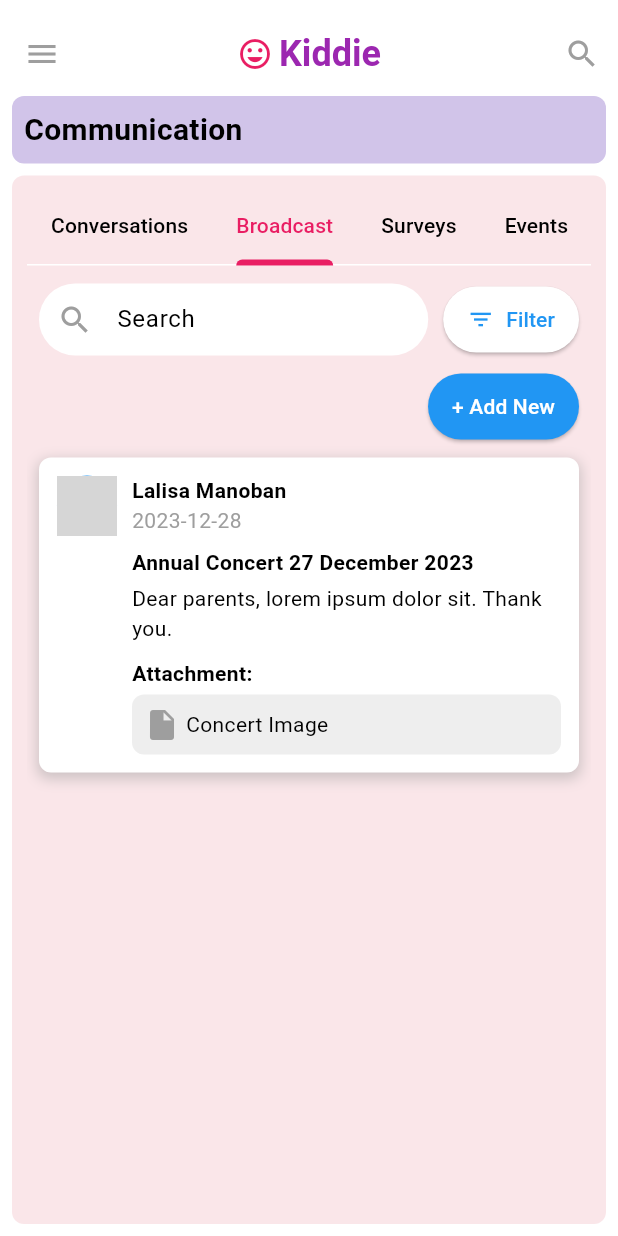
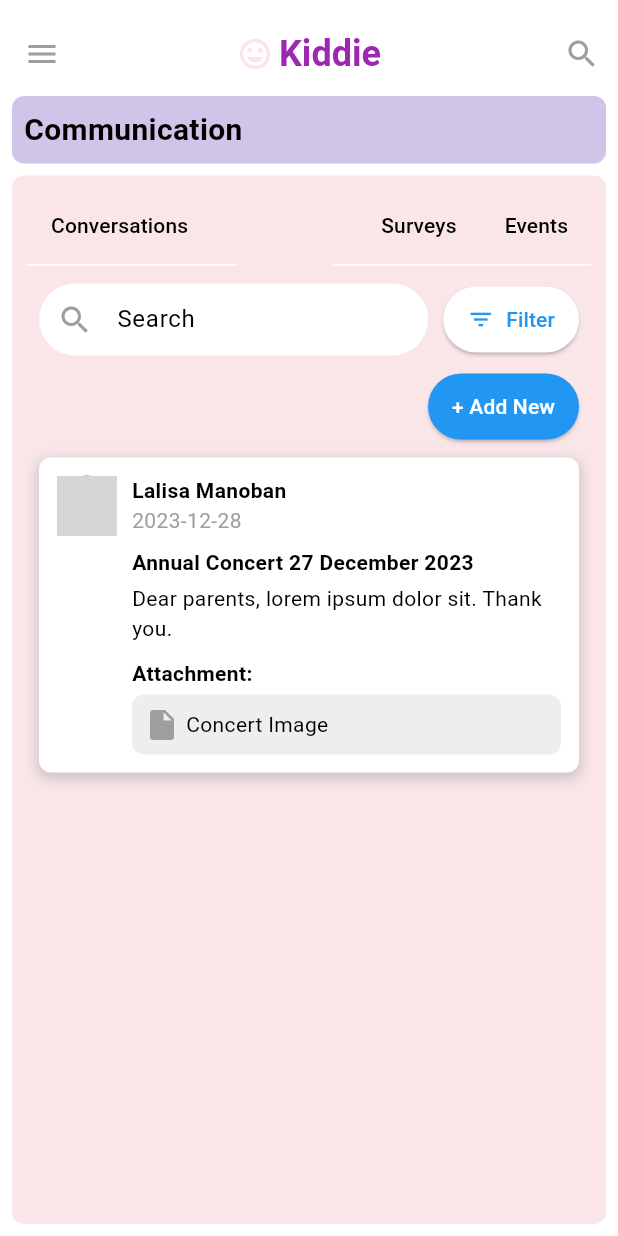
Before and after one commit to tivy09/the_kiddie_app_flutter, a Flutter app: the BroadcastDetailView screen opened directly with sample values from the repository, after a tap on "Back", on a phone screen of 412 x 824 dp. Run offline on Flutter 3.47's test engine with Material 3 defaults, Android fonts, the light colour scheme and no system bars; our stand-ins replace badges, image_picker, photo_view, stacked, stacked_services, stacked_shared and 1 more; network calls fail; grey boxes are pictures that could not be loaded.

Commit message:
Update color code

```diff
--- a/lib/view/main/calendar/calendar_view.dart
+++ b/lib/view/main/calendar/calendar_view.dart
@@ -206,7 +206,7 @@ class CalendarView extends StatelessWidget {
       },
       calendarStyle: const CalendarStyle(
         selectedDecoration: BoxDecoration(
-          color: Colors.pink,
+          color: Color(0xFFFCE4E9),
           shape: BoxShape.circle,
         ),
         todayDecoration: BoxDecoration(
@@ -229,7 +229,7 @@ class CalendarView extends StatelessWidget {
 
   Widget _buildNextSchedule(CalendarViewModel model) {
     return Container(
-      color: Colors.pink[50],
+      color: Color(0xFFFCE4E9),
       padding: const EdgeInsets.all(16),
       child: Column(
         crossAxisAlignment: CrossAxisAlignment.start,
--- a/lib/view/main/communication/communication_view.dart
+++ b/lib/view/main/communication/communication_view.dart
@@ -61,9 +61,9 @@ class CommunicationView extends StatelessWidget {
                             tabAlignment: TabAlignment.start,
                             isScrollable: true,
                             indicatorWeight: 4,
-                            labelColor: Colors.pink,
+                            labelColor: Color(0xFFFCE4E9),
                             unselectedLabelColor: Colors.black,
-                            indicatorColor: Colors.pink,
+                            indicatorColor: Color(0xFFFCE4E9),
                             tabs: [
                               Tab(text: 'Conversations'),
                               Tab(text: 'Broadcast'),
--- a/lib/view/main/communication/tab_widget/broadcast/broadcast_detail_view.dart
+++ b/lib/view/main/communication/tab_widget/broadcast/broadcast_detail_view.dart
@@ -18,14 +18,14 @@ class BroadcastDetailView extends StatelessWidget {
       builder: (context, model, child) {
         return Scaffold(
           appBar: AppBar(
-            backgroundColor: Colors.pink.shade50,
+            backgroundColor: Color(0xFFFCE4E9),
             elevation: 0,
             toolbarHeight: 0,
           ),
           body: Container(
             width: double.infinity,
             height: MediaQuery.of(context).size.height,
-            color: Colors.pink.shade50, // Background color behind the container
+            color: Color(0xFFFCE4E9), // Background color behind the container
             child: SingleChildScrollView(
               child: Padding(
                 padding: const EdgeInsets.all(16.0),
@@ -219,21 +219,21 @@ class BackOutlineButtonWidget extends StatelessWidget {
       },
       style: OutlinedButton.styleFrom(
         padding: const EdgeInsets.symmetric(horizontal: 20.0, vertical: 10.0),
-        side: const BorderSide(color: Colors.pink, width: 2.0),
+        side: const BorderSide(color: Color(0xFFFCE4E9), width: 2.0),
         shape: const RoundedRectangleBorder(
           borderRadius: BorderRadius.all(Radius.circular(30.0)),
         ),
-        backgroundColor: Colors.pink.shade50,
+        backgroundColor: Color(0xFFFCE4E9),
       ),
       child: const Row(
         mainAxisSize: MainAxisSize.min,
         children: [
-          Icon(Icons.arrow_back, color: Colors.pink),
+          Icon(Icons.arrow_back, color: Color(0xFFFCE4E9)),
           SizedBox(width: 8.0),
           Text(
             'Back',
             style: TextStyle(
-              color: Colors.pink,
+              color: Color(0xFFFCE4E9),
               fontSize: 18.0,
             ),
           ),
--- a/lib/view/main/communication/tab_widget/events/event_detail_view.dart
+++ b/lib/view/main/communication/tab_widget/events/event_detail_view.dart
@@ -15,14 +15,14 @@ class EventDetailView extends StatelessWidget {
       builder: (context, model, child) {
         return Scaffold(
           appBar: AppBar(
-            backgroundColor: Colors.pink.shade50,
+            backgroundColor: Color(0xFFFCE4E9),
             elevation: 0,
             toolbarHeight: 0,
           ),
           body: Container(
             width: double.infinity,
             height: MediaQuery.of(context).size.height,
-            color: Colors.pink.shade50, // Background color behind the container
+            color: Color(0xFFFCE4E9), // Background color behind the container
             child: SingleChildScrollView(
               child: Padding(
                 padding: const EdgeInsets.all(16.0),
--- a/lib/view/main/home/home_view.dart
+++ b/lib/view/main/home/home_view.dart
@@ -84,7 +84,7 @@ class HomeView extends StatelessWidget {
                         },
                         calendarStyle: const CalendarStyle(
                           selectedDecoration: BoxDecoration(
-                            color: Colors.pink,
+                            color: Color(0xFFFCE4E9),
                             shape: BoxShape.circle,
                           ),
                           todayDecoration: BoxDecoration(
--- a/lib/view/main/moments/moments_view.dart
+++ b/lib/view/main/moments/moments_view.dart
@@ -32,9 +32,9 @@ class MomentsView extends StatelessWidget {
                   PageTitle(title: 'Moments'),
                   SizedBox(height: 8),
                   TabBar(
-                    labelColor: Colors.pink,
+                    labelColor: Color(0xFFFCE4E9),
                     unselectedLabelColor: Colors.black,
-                    indicatorColor: Colors.pink,
+                    indicatorColor: Color(0xFFFCE4E9),
                     tabs: [
                       Tab(text: 'All'),
                       Tab(text: 'Students'),
--- a/lib/view/main/student/student_view.dart
+++ b/lib/view/main/student/student_view.dart
@@ -51,9 +51,9 @@ class StudentView extends StatelessWidget {
                           TabBar(
                             tabAlignment: TabAlignment.center,
                             isScrollable: true,
-                            labelColor: Colors.pink,
+                            labelColor: Color(0xFFFCE4E9),
                             unselectedLabelColor: Colors.black,
-                            indicatorColor: Colors.pink,
+                            indicatorColor: Color(0xFFFCE4E9),
                             tabs: [
                               Tab(text: 'Students list'),
                               Tab(text: 'Student progress'),
--- a/lib/view/main/student/tab_widget/student_progress.dart
+++ b/lib/view/main/student/tab_widget/student_progress.dart
@@ -144,7 +144,7 @@ class StudentProgressTab extends StatelessWidget {
       decoration: BoxDecoration(
         border: Border.all(color: Colors.black54, style: BorderStyle.solid),
         borderRadius: BorderRadius.circular(8.0),
-        color: Colors.pink[50],
+        color: Color(0xFFFCE4E9),
       ),
       child: Center(
         child: Icon(icon, color: Colors.blue, size: 50),
--- a/lib/view/shared/header/header.dart
+++ b/lib/view/shared/header/header.dart
@@ -25,7 +25,7 @@ class Header extends StatelessWidget {
         title: const Row(
           mainAxisSize: MainAxisSize.min,
           children: [
-            Icon(Icons.tag_faces, color: Colors.pink),
+            Icon(Icons.tag_faces, color: Color(0xFFFCE4E9)),
             SizedBox(width: 4),
             Text(
               'Kiddie',
```
